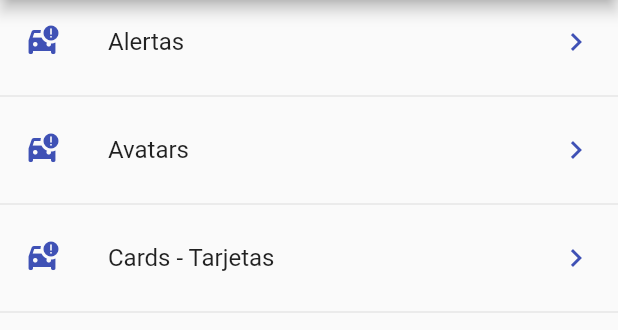
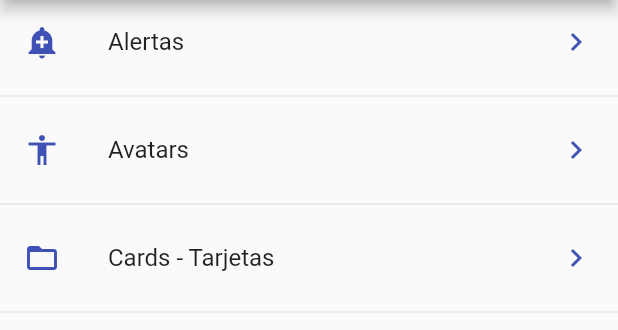
Before and after one commit to corpotecguayanaca/componentes-flutter, a Flutter app: the screen it shows after launch, on a phone screen of 412 x 824 dp, the part 84-414 px from its top. Run offline on Flutter 3.47's test engine with Material 2 defaults, Android fonts, the phone set to English and light mode, and no system bars.

Commit message:
obtener un icono a traves de un string

```diff
--- a/lib/src/pages/home_page.dart
+++ b/lib/src/pages/home_page.dart
@@ -1,6 +1,7 @@
 import 'package:flutter/material.dart';
 
 import 'package:componentes_flutter/src/providers/menu_provider.dart';
+import 'package:componentes_flutter/src/utils/icon_string_util.dart';
 
 class HomePage extends StatelessWidget {
   HomePage({super.key});
@@ -34,7 +35,7 @@ class HomePage extends StatelessWidget {
     for (dynamic element in data) {
       final widgetTemp = ListTile(
         title: Text(element['texto']),
-        leading: Icon(Icons.car_crash, color: Colors.indigo,),
+        leading: getIcon(element['icon']),
         trailing: Icon(Icons.keyboard_arrow_right, color: Colors.indigo,),
       );
       opciones..add(widgetTemp)
--- /dev/null
+++ b/lib/src/utils/icon_string_util.dart
@@ -0,0 +1,12 @@
+import 'package:flutter/material.dart';
+
+final _icons = <String, IconData>{
+  'add_alert': Icons.add_alert,
+  'accessibility': Icons.accessibility,
+  'folder_open': Icons.folder_open,
+};
+
+
+Icon getIcon(String nombreIcono) {
+  return Icon(_icons[nombreIcono], color: Colors.indigo,);
+}
```
